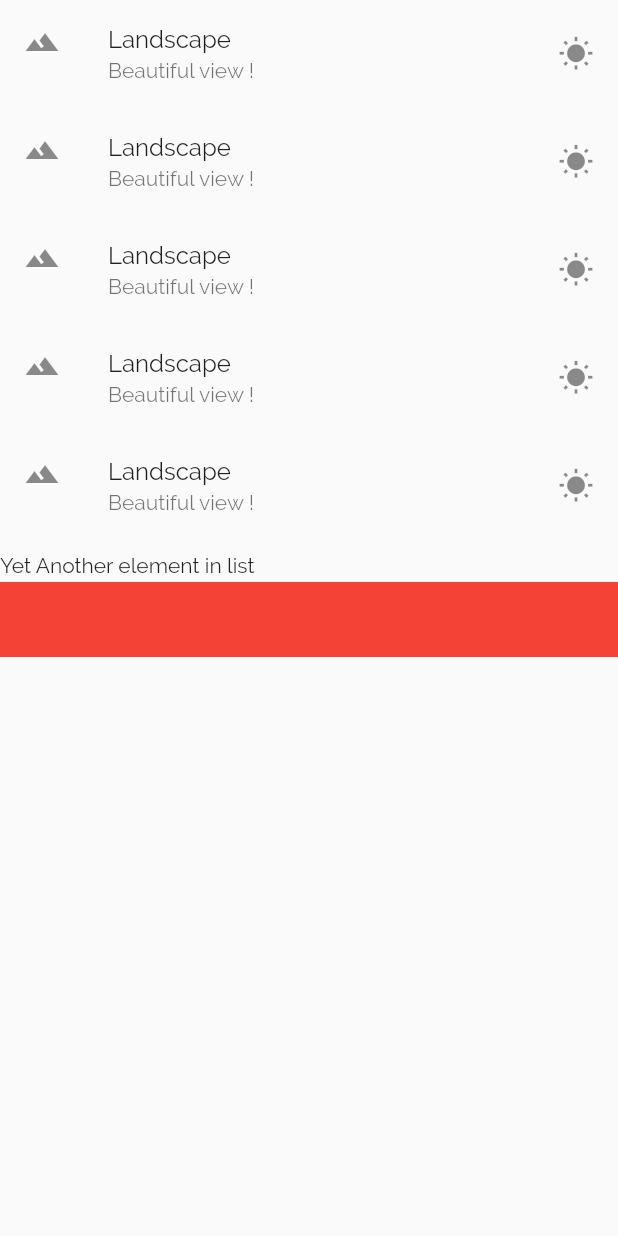
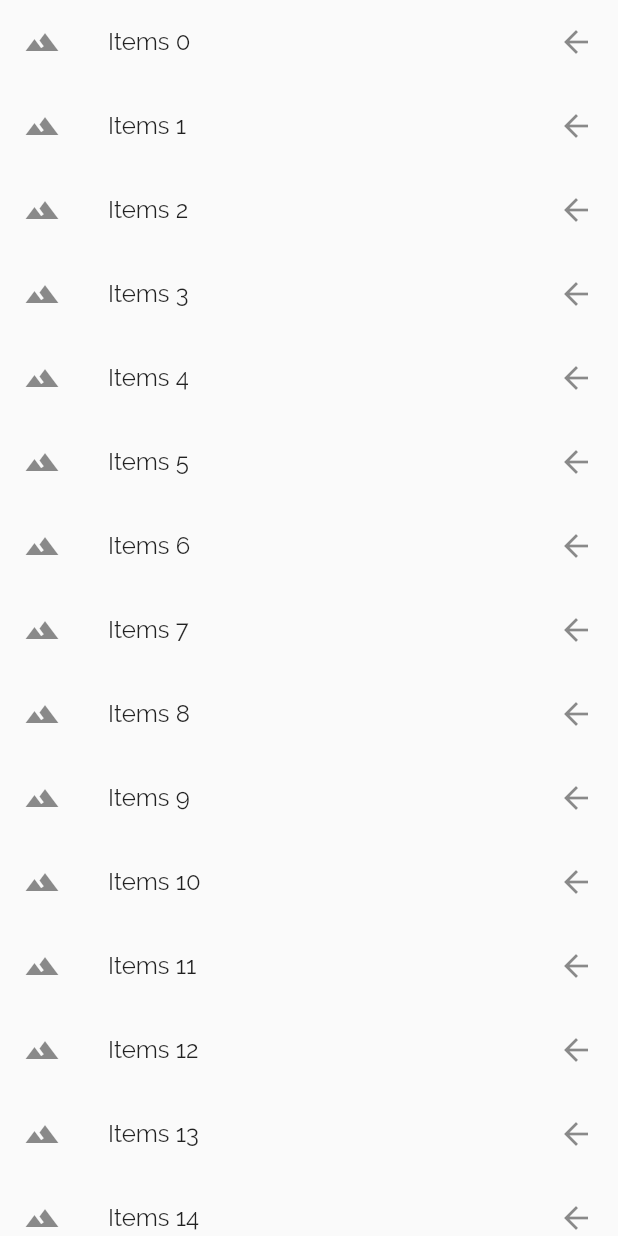
Before and after one commit to ambiwakchaure/flutter_app, a Flutter app: what getListView() shows on an empty page, opened directly, on a phone screen of 412 x 824 dp. Run offline on Flutter 3.47's test engine with Material 2 defaults, Android fonts, the phone set to English and light mode, and no system bars.

Commit message:
long listview

```diff
--- a/lib/main.dart
+++ b/lib/main.dart
@@ -7,60 +7,26 @@ void main() {
     home: Scaffold(
       appBar: AppBar(
           title:
-          Text("Basic Listview", style: TextStyle(fontFamily: 'Raleway'))),
+              Text("Long Listview", style: TextStyle(fontFamily: 'Raleway'))),
       body: getListView(),
     ),
   ));
 }
 
+List<String> getListElements() {
+  var items = List<String>.generate(1000, (counter) => "Items $counter");
+  return items;
+}
+
 Widget getListView() {
-  var listView = ListView(
-    children: <Widget>[
-      ListTile(
-        leading: Icon(Icons.landscape),
-        title: Text("Landscape", style: TextStyle(fontFamily: 'Raleway')),
-        subtitle:
-        Text("Beautiful view !", style: TextStyle(fontFamily: 'Raleway')),
-        trailing: Icon(Icons.wb_sunny),
-        onTap: () {
-          debugPrint("Landscaped tapped");
-        },
-      ),
-      ListTile(
-        leading: Icon(Icons.landscape),
-        title: Text("Landscape", style: TextStyle(fontFamily: 'Raleway')),
-        subtitle:
-        Text("Beautiful view !", style: TextStyle(fontFamily: 'Raleway')),
-        trailing: Icon(Icons.wb_sunny),
-      ),
-      ListTile(
-        leading: Icon(Icons.landscape),
-        title: Text("Landscape", style: TextStyle(fontFamily: 'Raleway')),
-        subtitle:
-        Text("Beautiful view !", style: TextStyle(fontFamily: 'Raleway')),
-        trailing: Icon(Icons.wb_sunny),
-      ),
-      ListTile(
-        leading: Icon(Icons.landscape),
-        title: Text("Landscape", style: TextStyle(fontFamily: 'Raleway')),
-        subtitle:
-        Text("Beautiful view !", style: TextStyle(fontFamily: 'Raleway')),
-        trailing: Icon(Icons.wb_sunny),
-      ),
-      ListTile(
-        leading: Icon(Icons.landscape),
-        title: Text("Landscape", style: TextStyle(fontFamily: 'Raleway')),
-        subtitle:
-        Text("Beautiful view !", style: TextStyle(fontFamily: 'Raleway')),
-        trailing: Icon(Icons.wb_sunny),
-      ),
-      Text("Yet Another element in list",
-          style: TextStyle(fontFamily: 'Raleway', height: 2.0)),
-      Container(
-        color: Colors.red,
-        height: 50.0,
-      )
-    ],
-  );
+  var listItems = getListElements();
+  var listView = ListView.builder(itemBuilder: (context, index) {
+    //item builder loads only visible element into the memory other hides it so its a memory efficient
+    return ListTile(
+      trailing: Icon(Icons.arrow_back),
+      leading: Icon(Icons.landscape),
+      title: Text(listItems[index], style: TextStyle(fontFamily: 'Raleway')),
+    );
+  });
   return listView;
 }
```
